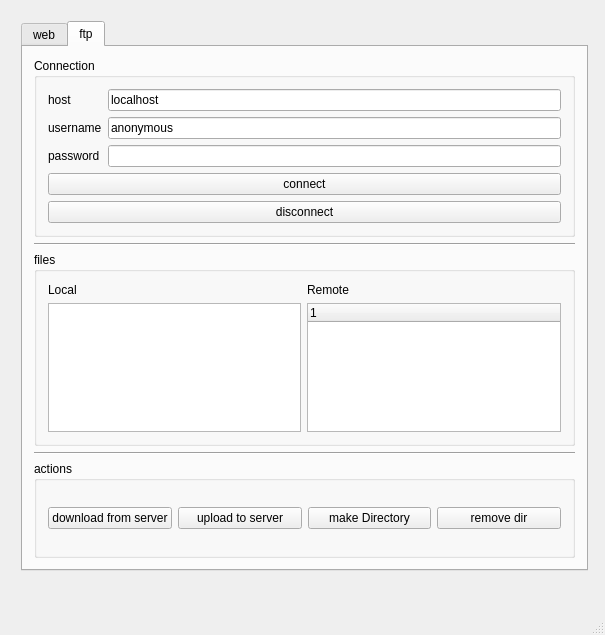
mohammadkotb/Networks-Evoting-System, file client/mainwindow.ui: the form before one commit.
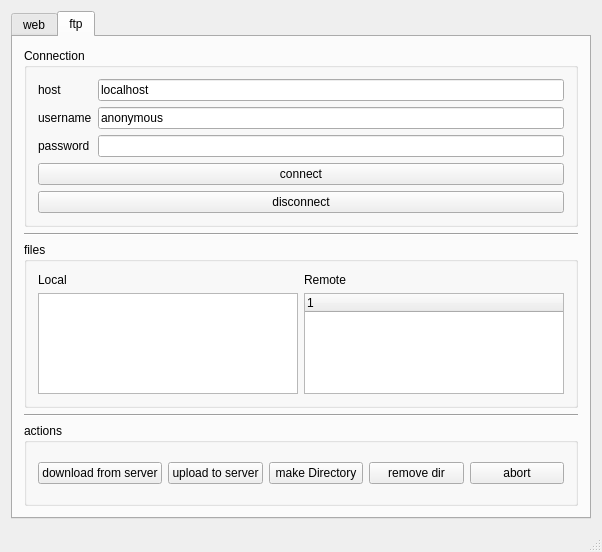
The form after the commit.

Commit message: handeled abort transmission

```diff
--- a/client/mainwindow.ui
+++ b/client/mainwindow.ui
@@ -6,23 +6,16 @@
    <rect>
     <x>0</x>
     <y>0</y>
-    <width>605</width>
-    <height>635</height>
+    <width>602</width>
+    <height>552</height>
    </rect>
   </property>
   <property name="windowTitle">
    <string>Evote Client</string>
   </property>
   <widget class="QWidget" name="centralWidget">
-   <widget class="QWidget" name="verticalLayoutWidget">
-    <property name="geometry">
-     <rect>
-      <x>10</x>
-      <y>10</y>
-      <width>589</width>
-      <height>572</height>
-     </rect>
-    </property>
+   <layout class="QGridLayout" name="gridLayout_8">
+    <item row="0" column="0">
     <layout class="QVBoxLayout" name="mainLayout">
      <item>
       <widget class="QTabWidget" name="tabWidget">
@@ -235,6 +228,13 @@
                   </property>
                  </widget>
                 </item>
+                 <item>
+                  <widget class="QPushButton" name="abortPushButton">
+                   <property name="text">
+                    <string>abort</string>
+                   </property>
+                  </widget>
+                 </item>
                </layout>
               </item>
              </layout>
@@ -247,7 +247,8 @@
       </widget>
      </item>
     </layout>
-   </widget>
+    </item>
+   </layout>
   </widget>
   <widget class="QMenuBar" name="menuBar">
    <property name="geometry">
```
Left out of the diff: 6 changed lines with no effect on the pictures. Lines whose indentation alone changed are shown as unchanged. The commit also changes 8 other files.
